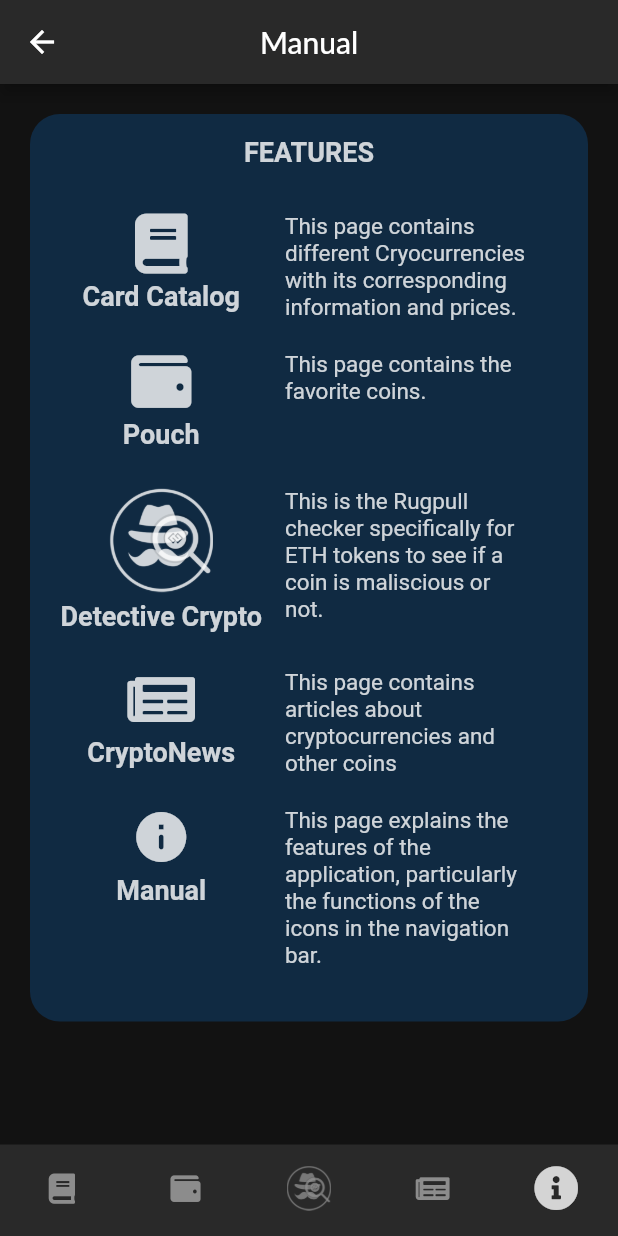
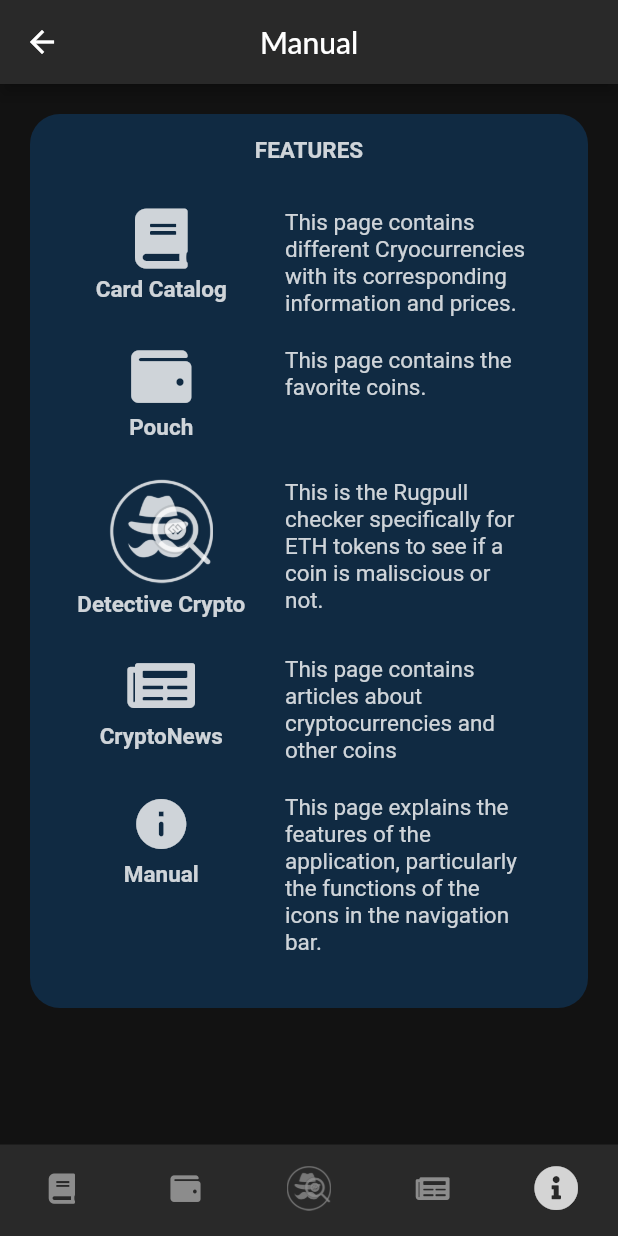
Before and after one commit to kirbie27/fap_cryplens, a Flutter app: the NavigatorPage screen opened by its route, item 5 of the bottom bar chosen, on a phone screen of 412 x 824 dp. Run offline on Flutter 3.47's test engine with Material 2 defaults, Android fonts, the phone set to English and light mode, and no system bars; our stand-ins replace flutter_spinkit, font_awesome_flutter, shared_preferences, sqflite, webview_flutter; accounts and stored records are empty; network calls fail; Roboto replaces fonts that are missing (Lato, Robotto).

Commit message:
add to constants

```diff
--- a/lib/constants.dart
+++ b/lib/constants.dart
@@ -14,13 +14,14 @@ const kMessageTextStyle = TextStyle(
 
 const kArticleTitleTextStyle = TextStyle(
   fontFamily: 'Robotto',
-  fontSize: 18.0,
+  fontSize: 15.0,
   fontWeight: FontWeight.bold,
   color: kWhite,
 );
 
 const kArticleTextStyle = TextStyle(
   fontFamily: 'Robotto',
+  fontSize: 12,
   color: kWhite,
 );
 
@@ -60,7 +61,8 @@ const rowSpacer = TableRow(children: [
   )
 ]);
 
-const detectiveCryptoText = TextStyle(fontSize: 25.0, fontFamily: 'DMSans', color: Colors.white);
+const detectiveCryptoText =
+    TextStyle(fontSize: 25.0, fontFamily: 'DMSans', color: Colors.white);
 
 const detectiveCryptoPadding =
     EdgeInsets.only(left: 30.0, top: 40.0, right: 30.0);
```
